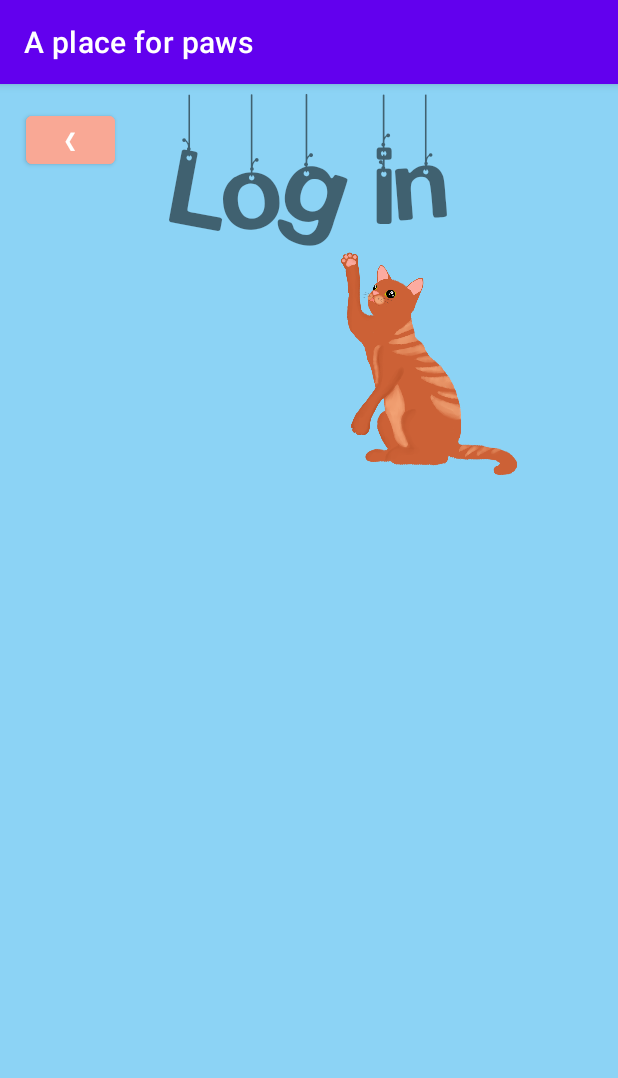
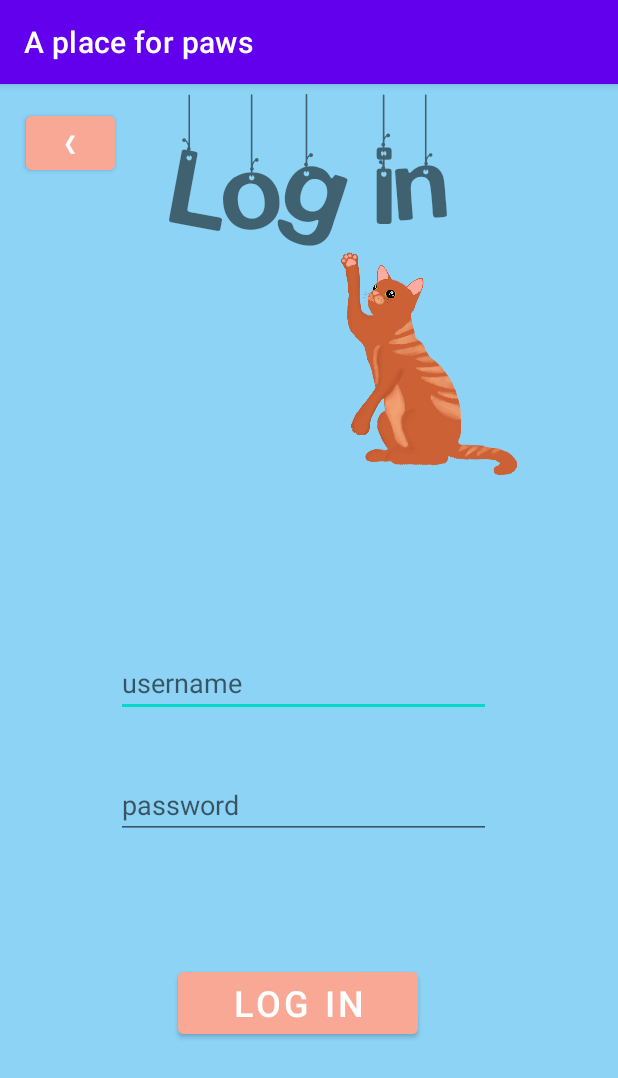
Before and after one commit to soniadeca28/APlaceForPaws, an Android app: the screen it shows after launch (LoginActivity), after a tap on "LOG IN", on a phone screen of 412 x 824 dp. Shown: the top 1078 px of the screen. Run offline under Robolectric (Android 15) with nearby library versions, the phone set to English and light mode, and no system bars.

Commit message:
Added login form and login button to login page

```diff
--- a/app/src/main/java/com/example/aplaceforpaws/MainActivity.java
+++ b/app/src/main/java/com/example/aplaceforpaws/MainActivity.java
@@ -13,7 +13,7 @@ public class MainActivity extends AppCompatActivity {
         super.onCreate(savedInstanceState);
         setContentView(R.layout.activity_main);
 
-        Button login = findViewById(R.id.loginButton);
+        Button login = findViewById(R.id.loginPageButton);
         login.setOnClickListener(v -> openLoginPageActivity());
     }
 
--- a/app/src/main/res/layout/activity_main.xml
+++ b/app/src/main/res/layout/activity_main.xml
@@ -76,7 +76,7 @@
         tools:ignore="TextContrastCheck" />
 
     <Button
-        android:id="@+id/loginButton"
+        android:id="@+id/loginPageButton"
         android:layout_width="160dp"
         android:layout_height="53dp"
         android:backgroundTint="@color/babyblue"
@@ -92,7 +92,7 @@
         tools:ignore="TextContrastCheck" />
 
     <Button
-        android:id="@+id/register"
+        android:id="@+id/registerPageButton"
         android:layout_width="160dp"
         android:layout_height="53dp"
         android:backgroundTint="@color/darkpeach"
@@ -108,7 +108,7 @@
         tools:ignore="TextContrastCheck" />
 
     <Button
-        android:id="@+id/visitor"
+        android:id="@+id/visitorButton"
         android:layout_width="160dp"
         android:layout_height="53dp"
         android:layout_alignParentEnd="true"
--- a/app/src/main/res/layout/login_page.xml
+++ b/app/src/main/res/layout/login_page.xml
@@ -1,6 +1,7 @@
 <?xml version="1.0" encoding="utf-8"?>
 <androidx.constraintlayout.widget.ConstraintLayout xmlns:android="http://schemas.android.com/apk/res/android"
     xmlns:app="http://schemas.android.com/apk/res-auto"
+    xmlns:tools="http://schemas.android.com/tools"
     android:id="@+id/background"
     android:background="@color/babyblue"
     android:layout_width="match_parent"
@@ -36,7 +37,7 @@
     <Button
         android:id="@+id/backButton"
         android:layout_width="59dp"
-        android:layout_height="44dp"
+        android:layout_height="48dp"
         android:backgroundTint="@color/peach"
         android:text="@string/backButton"
         app:layout_constraintBottom_toBottomOf="parent"
@@ -44,6 +45,56 @@
         app:layout_constraintHorizontal_bias="0.05"
         app:layout_constraintStart_toStartOf="parent"
         app:layout_constraintTop_toTopOf="parent"
-        app:layout_constraintVertical_bias="0.021" />
+        app:layout_constraintVertical_bias="0.021"
+        tools:ignore="TextContrastCheck" />
+
+    <EditText
+        android:id="@+id/loginUsername"
+        android:layout_width="250dp"
+        android:layout_height="45dp"
+        android:ems="10"
+        android:inputType="textPersonName"
+        android:minHeight="48dp"
+        app:layout_constraintBottom_toBottomOf="parent"
+        app:layout_constraintEnd_toEndOf="parent"
+        app:layout_constraintHorizontal_bias="0.478"
+        app:layout_constraintStart_toStartOf="parent"
+        app:layout_constraintTop_toTopOf="parent"
+        app:layout_constraintVertical_bias="0.521"
+        android:hint="@string/username"
+        android:importantForAutofill="no" />
+
+
+    <EditText
+        android:id="@+id/loginPassword"
+        android:layout_width="250dp"
+        android:layout_height="45dp"
+        android:ems="10"
+        android:inputType="textPassword"
+        android:minHeight="48dp"
+        app:layout_constraintBottom_toBottomOf="parent"
+        app:layout_constraintEnd_toEndOf="parent"
+        app:layout_constraintHorizontal_bias="0.478"
+        app:layout_constraintStart_toStartOf="parent"
+        app:layout_constraintTop_toTopOf="parent"
+        app:layout_constraintVertical_bias="0.634"
+        android:hint="@string/password"
+        android:importantForAutofill="no" />
+
+    <Button
+        android:id="@+id/loginPageButton"
+        android:layout_width="160dp"
+        android:layout_height="53dp"
+        android:backgroundTint="@color/peach"
+        android:text="@string/login"
+        android:textColor="@color/white"
+        android:textSize="24sp"
+        app:layout_constraintBottom_toBottomOf="parent"
+        app:layout_constraintEnd_toEndOf="parent"
+        app:layout_constraintHorizontal_bias="0.47"
+        app:layout_constraintStart_toStartOf="parent"
+        app:layout_constraintTop_toTopOf="parent"
+        app:layout_constraintVertical_bias="0.82"
+        tools:ignore="TextContrastCheck" />
 
 </androidx.constraintlayout.widget.ConstraintLayout>
--- a/app/src/main/res/values/strings.xml
+++ b/app/src/main/res/values/strings.xml
@@ -9,5 +9,7 @@
     <string name="underline">----------------------</string>
     <string name="loginText">Log in</string>
     <string name="backButton">❮</string>
+    <string name="username">username</string>
+    <string name="password">password</string>
 
 </resources>
```
